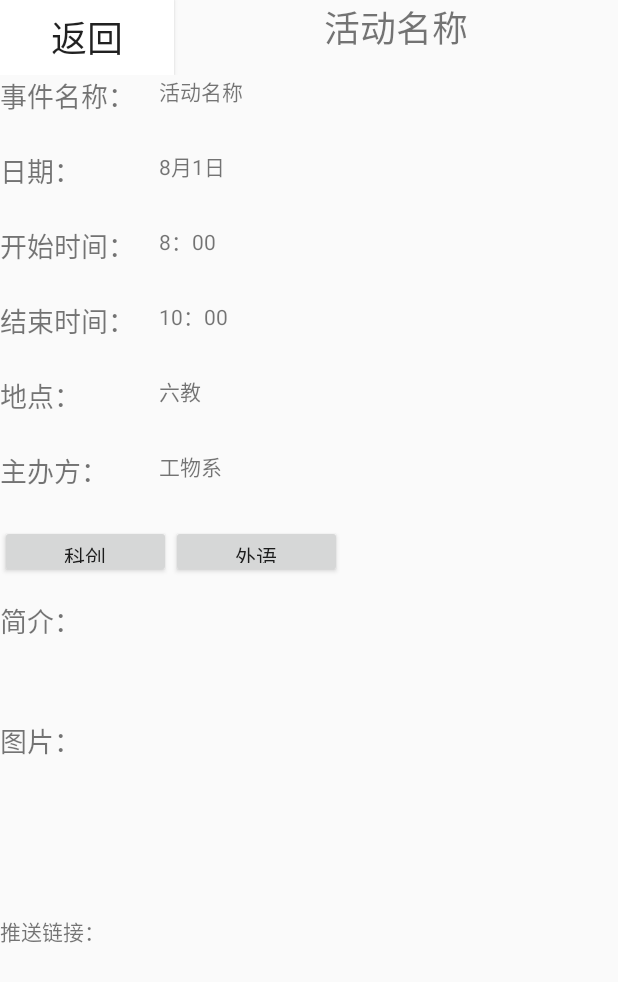
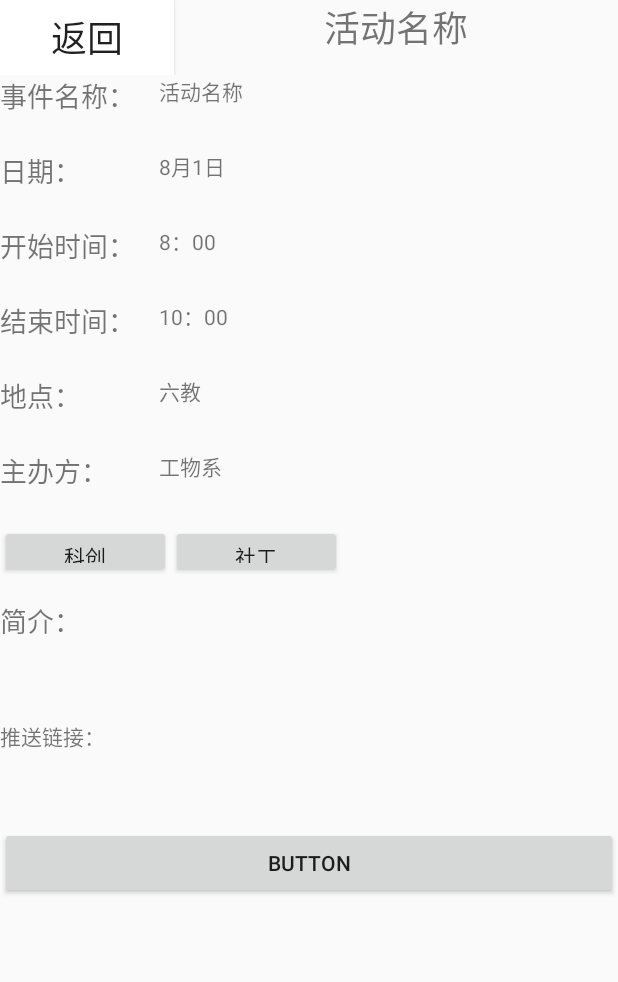
Before and after one commit to wwwjn/iKnow, an Android app: the DetailPage screen opened directly, with no data from a screen before it, on a phone screen of 412 x 824 dp. Shown: the top 982 px of the screen. Run offline under Robolectric (Android 15) with nearby library versions, the phone set to English and light mode, and no system bars.

Commit message:
详情界面更新

```diff
--- a/app/src/main/AndroidManifest.xml
+++ b/app/src/main/AndroidManifest.xml
@@ -25,7 +25,8 @@
             android:windowSoftInputMode="adjustPan" />
         <activity android:name=".SettingPage" />
         <activity android:name=".PrivatePage" />
-        <activity android:name=".DetailPage"></activity>
+        <activity android:name=".DetailPage" />
+        <activity android:name=".LoginPage"></activity>
     </application>
 
 </manifest>
--- a/app/src/main/java/com/example/test/DetailPage.java
+++ b/app/src/main/java/com/example/test/DetailPage.java
@@ -2,11 +2,25 @@ package com.example.test;
 
 import android.support.v7.app.AppCompatActivity;
 import android.os.Bundle;
+import android.util.Log;
 import android.widget.*;
+import android.view.View;
+import android.content.Intent;
+
+import org.json.JSONObject;
+
+import java.io.ByteArrayOutputStream;
+import java.io.InputStream;
+import java.io.OutputStream;
+import java.net.HttpURLConnection;
+import java.net.URL;
 
 public class DetailPage extends AppCompatActivity {
 
-    TextView[] mTextview=new TextView[7];
+    TextView[] mTextview=new TextView[8];
+    Button backButton,lastButton,tag1,tag2;
+    int ActivityID;
+    boolean getActivityflag=false;
 
     @Override
     protected void onCreate(Bundle savedInstanceState) {
@@ -19,7 +33,79 @@ public class DetailPage extends AppCompatActivity {
         mTextview[4]=findViewById(R.id.tv4);
         mTextview[5]=findViewById(R.id.tv5);
         mTextview[6]=findViewById(R.id.tv6);
+        mTextview[7]=findViewById(R.id.tv7);
+        backButton=findViewById(R.id.back_button);
+        lastButton=findViewById(R.id.last_button);
+        tag1=findViewById(R.id.tag1);
+        tag2=findViewById(R.id.tag2);
+        backButton.setOnClickListener(new View.OnClickListener(){
+            public void onClick(View v){
+                //跳转的界面
+                //Intent intent = new Intent(DetailPage.this,.class);
+                //startActivity(intent);
+            }
+        });
+        GetActivity();
         setActivity();
+    }
+
+    protected void GetActivity(){
+        new Thread(new Runnable() {
+            @Override
+            public void run() {
+                try{
+                    JSONObject Json = new JSONObject();  //把数据存成Json格式
+                    Json.put("ActivityID", ActivityID);
+                    String content = String.valueOf(Json);  //Json格式转成字符串来传输
+
+                    URL url = new URL("https://iknow.gycis.me/updateData/addNewUser");  //不同的请求发送到不同的URL地址，见群里的“后端网页名字设计.docx”
+                    HttpURLConnection connection =  (HttpURLConnection)url.openConnection();
+                    connection.setRequestMethod("POST");
+                    connection.setConnectTimeout(5000);
+                    connection.setReadTimeout(5000);
+                    connection.setDoInput(true);
+                    connection.setDoOutput(true);
+
+                    Log.i("Connection", content);
+                    OutputStream os = connection.getOutputStream();  //打开输出流传输数据
+                    os.write(content.getBytes());
+                    os.flush();
+                    os.close();
+                    Log.i("Connection", String.valueOf(connection.getResponseCode()));  //如果ResponseCode=200说明和服务器
+                    if (connection.getResponseCode() == 200) {
+                        //以字符串格式读取服务器的返回内容，Register功能只需返回普通字符串，如果请求的是活动信息则将会返回Json格式的字符串，
+                        //可以用形如JSONObject Json = new JSONObject(String)的语句把字符串转成Json格式
+                        String result = StreamToString(connection.getInputStream());
+                        Log.i("Connection", result);
+                        if(result.equals("Activity find"))
+                            getActivityflag = true;
+                    }
+                    else{
+                        Log.i("Connection", "Fail");
+                    }
+                }catch (Exception e) {
+                    e.printStackTrace();
+                }
+            }
+        }).start();
+    }
+
+    public String StreamToString(InputStream is) {
+        //把输入流转换成字符串
+        try {
+            ByteArrayOutputStream Baos = new ByteArrayOutputStream();
+            byte[] buffer = new byte[1024];
+            int len;
+            while ((len = is.read(buffer)) != -1)
+                Baos.write(buffer, 0, len);
+            String result = Baos.toString();
+            is.close();
+            Baos.close();
+            return result;
+        } catch (Exception e) {
+            e.printStackTrace();
+            return null;
+        }
     }
 
     private void setActivity(){
@@ -30,5 +116,7 @@ public class DetailPage extends AppCompatActivity {
         mTextview[4].setText("10：00");
         mTextview[5].setText("六教");
         mTextview[6].setText("工物系");
+        tag1.setText("科创");
+        tag2.setText("社工");
     }
 }
--- a/app/src/main/res/layout/activity_detail_page.xml
+++ b/app/src/main/res/layout/activity_detail_page.xml
@@ -23,7 +23,7 @@
                 android:orientation="horizontal">
 
                 <Button
-                    android:id="@+id/button"
+                    android:id="@+id/back_button"
                     android:layout_width="20dp"
                     android:layout_height="match_parent"
                     android:layout_weight="1"
@@ -174,14 +174,14 @@
                 android:orientation="horizontal">
 
                 <Button
-                    android:id="@+id/button4"
+                    android:id="@+id/tag1"
                     android:layout_width="30dp"
                     android:layout_height="35dp"
                     android:layout_weight="1"
                     android:text="科创" />
 
                 <Button
-                    android:id="@+id/button5"
+                    android:id="@+id/tag2"
                     android:layout_width="30dp"
                     android:layout_height="35dp"
                     android:layout_weight="1"
@@ -207,27 +207,21 @@
                 android:layout_height="50dp" />
 
             <TextView
-                android:id="@+id/textView12"
-                android:layout_width="match_parent"
-                android:layout_height="30dp"
-                android:text="图片："
-                android:textSize="18sp" />
-
-            <TextView
-                android:id="@+id/textView13"
-                android:layout_width="match_parent"
-                android:layout_height="100dp" />
-
-            <TextView
                 android:id="@+id/textView14"
                 android:layout_width="match_parent"
                 android:layout_height="wrap_content"
                 android:text="推送链接：" />
 
             <TextView
-                android:id="@+id/textView15"
+                android:id="@+id/tv7"
                 android:layout_width="match_parent"
                 android:layout_height="50dp" />
+
+            <Button
+                android:id="@+id/last_button"
+                android:layout_width="match_parent"
+                android:layout_height="wrap_content"
+                android:text="Button" />
 
         </LinearLayout>
     </ScrollView>
```
Also changed, not shown: app/src/main/res/layout/activity_login_page.xml (added, +82 -0 lines).
